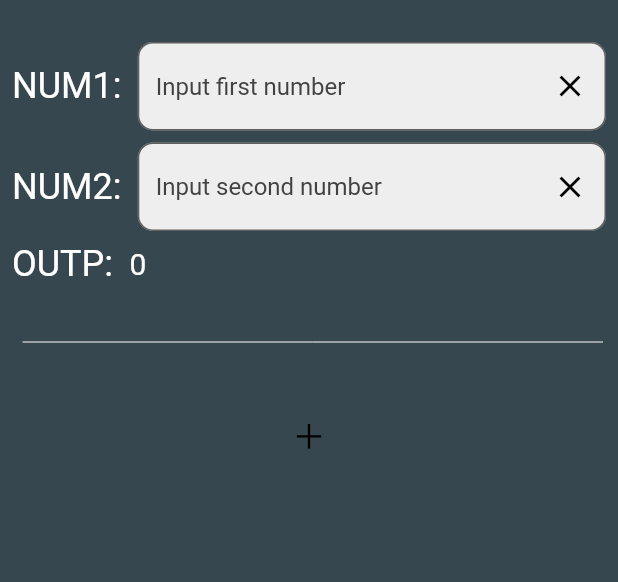
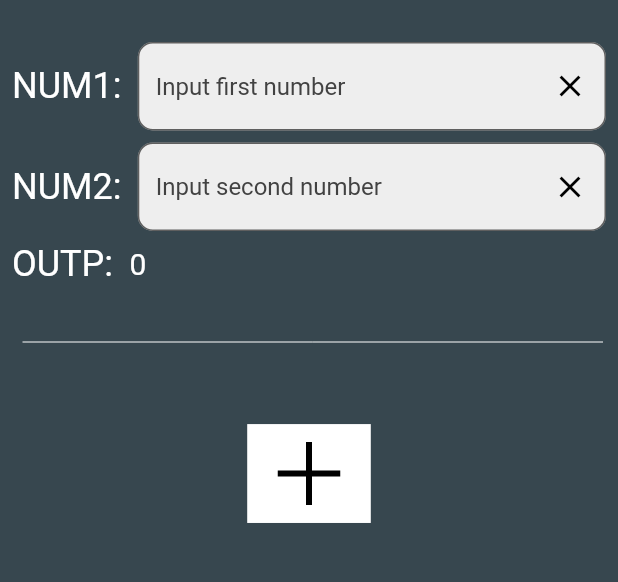
Before and after one commit to emilio-kariuki/calc, a Flutter app: the screen it shows after launch, on a phone screen of 412 x 824 dp, the part 84-666 px from its top. Run offline on Flutter 3.47's test engine with Material 2 defaults, Android fonts, the phone set to English and light mode, and no system bars; our stand-ins replace flutter_svg, google_fonts; Roboto replaces fonts that are missing (Redressed).

Commit message:
February 21, 2022 2:10 PM

```diff
--- a/lib/calculator.dart
+++ b/lib/calculator.dart
@@ -180,12 +180,15 @@ class _HomeState extends State<Home> {
               ],
             ),
             SizedBox(height: size.height * 0.03),
-            SizedBox(
-              height:size.height * 0.02,
-              width:size.width * 0.2,
-              child:FlatButton(
-                onPressed: doAddition,
-                child:SvgPicture.asset('assets/add.svg')
+            Material(
+              color: Colors.white,
+              child: SizedBox(
+                height:size.height * 0.08,
+                width:size.width * 0.2,
+                child:FlatButton(
+                  onPressed: doAddition,
+                  child:SvgPicture.asset('assets/add.svg')
+                ),
               ),
             )
           ],
```
